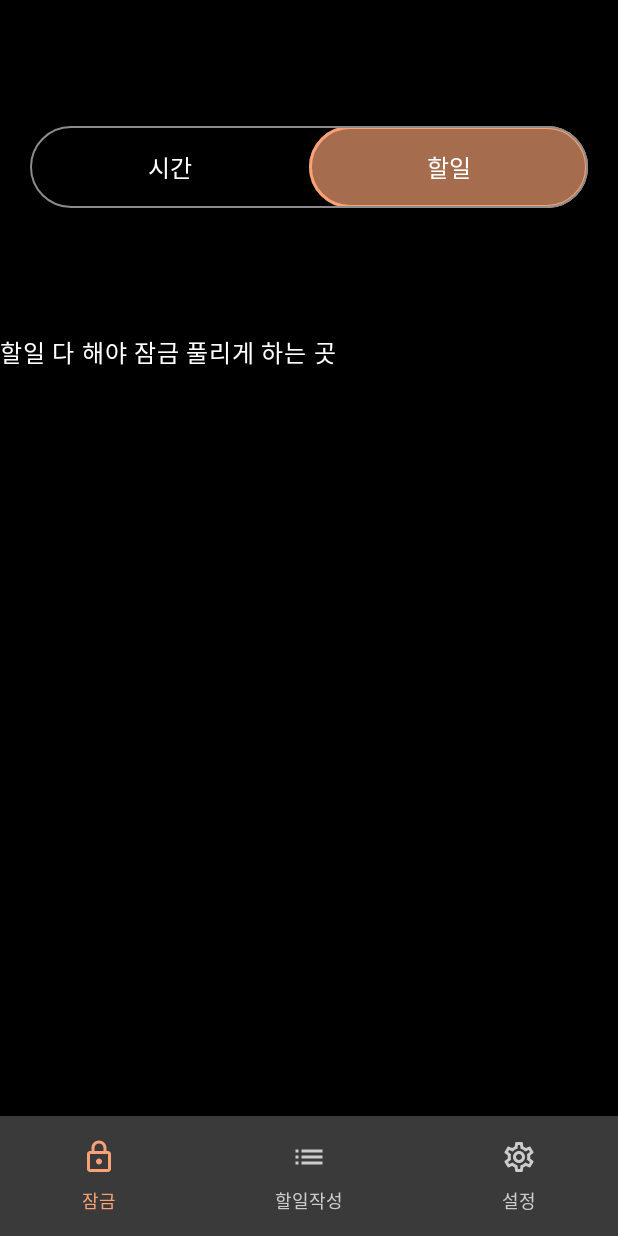
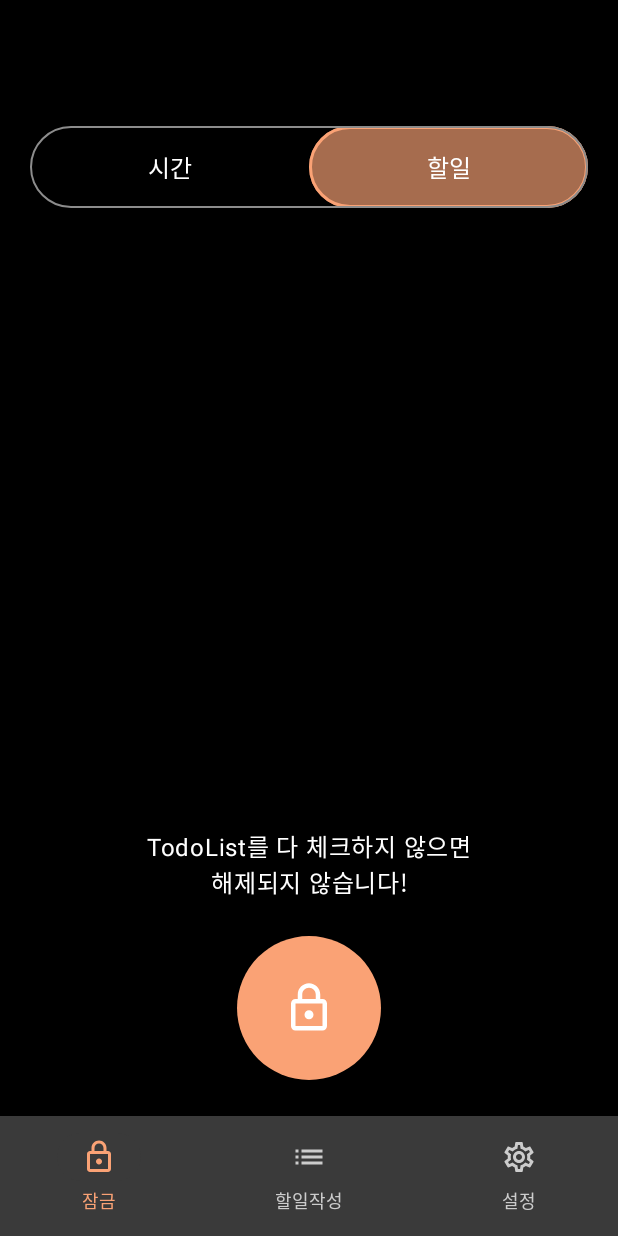
Before and after one commit to qpeterp/TodoLock, an Android app built with Jetpack Compose: the screen it shows after launch (MainActivity), after a tap on "할일", on a phone screen of 412 x 824 dp. Run offline under Robolectric (Android 15) with nearby library versions, the phone set to English and light mode, and no system bars; our stand-ins replace Room's generated code.

Commit message:
Design :: TodoLockSettingScreen add FAB

```diff
--- a/app/src/main/java/com/qpeterp/todolock/ui/main/lock/todo/TodoLockSettingScreen.kt
+++ b/app/src/main/java/com/qpeterp/todolock/ui/main/lock/todo/TodoLockSettingScreen.kt
@@ -1,16 +1,28 @@
 package com.qpeterp.todolock.ui.main.lock.todo
 
 import androidx.compose.foundation.background
+import androidx.compose.foundation.layout.Box
 import androidx.compose.foundation.layout.Column
 import androidx.compose.foundation.layout.fillMaxSize
 import androidx.compose.foundation.layout.padding
+import androidx.compose.foundation.layout.size
+import androidx.compose.foundation.shape.CircleShape
+import androidx.compose.material.icons.Icons
+import androidx.compose.material.icons.outlined.Lock
+import androidx.compose.material3.Icon
+import androidx.compose.material3.LargeFloatingActionButton
 import androidx.compose.material3.Text
 import androidx.compose.runtime.Composable
+import androidx.compose.ui.Alignment
 import androidx.compose.ui.Modifier
 import androidx.compose.ui.graphics.Color
+import androidx.compose.ui.text.style.TextAlign
+import androidx.compose.ui.tooling.preview.Preview
 import androidx.compose.ui.unit.dp
+import androidx.compose.ui.unit.sp
 import com.qpeterp.todolock.ui.main.theme.Colors
 
+@Preview(showBackground = true)
 @Composable
 fun TodoLockSettingScreen() {
     Column(
@@ -19,6 +31,45 @@ fun TodoLockSettingScreen() {
             .background(Color.Black)
             .padding(top = 64.dp)
         ) {
-            Text(text = "할일 다 해야 잠금 풀리게 하는 곳", color = Colors.White)
+        StartTodoLock(onClick = {})
         }
 }
+
+@Composable
+fun StartTodoLock(onClick: () -> Unit) {
+    Box(
+        modifier = Modifier
+            .fillMaxSize() // 화면 전체를 채우도록 Box 설정
+            .padding(20.dp)
+    ) {
+        Column(
+            modifier = Modifier.align(Alignment.BottomCenter)
+        ) {
+            Text(
+                text = "TodoList를 다 체크하지 않으면\n해제되지 않습니다!",
+                color = Colors.White,
+                fontSize = 16.sp,
+                textAlign = TextAlign.Center,
+                modifier = Modifier
+                    .align(Alignment.CenterHorizontally)
+                    .padding(20.dp)
+            )
+            LargeFloatingActionButton(
+                onClick = onClick,
+                shape = CircleShape,
+                containerColor = Colors.LightPrimaryColor,
+                modifier = Modifier
+                    .padding(4.dp)
+                    .align(Alignment.CenterHorizontally)
+
+            ) {
+                Icon(
+                    Icons.Outlined.Lock,
+                    "잠금 버튼",
+                    tint = Colors.White,
+                    modifier = Modifier.size(36.dp)
+                )
+            }
+        }
+    }
+}
```
